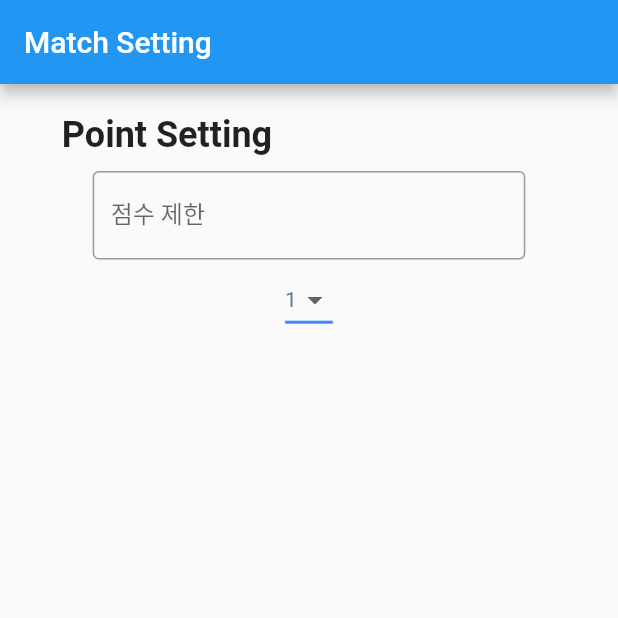
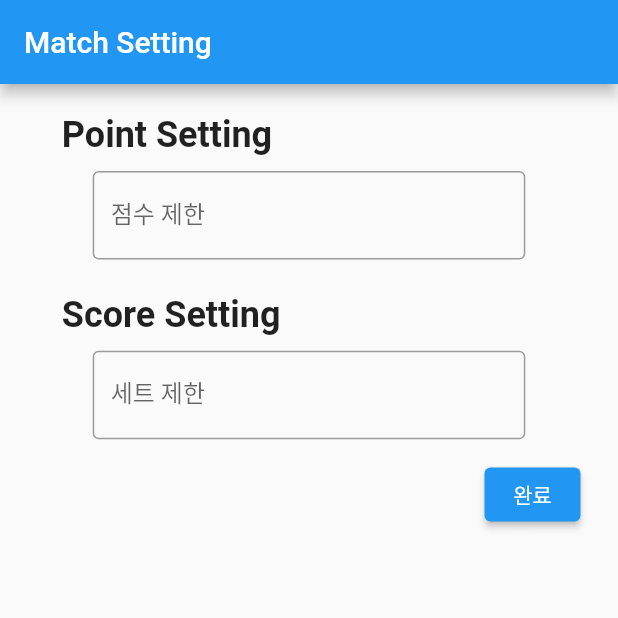
Before and after one commit to raonlast/flutter_badmintonApp, a Flutter app: the screen it shows after launch, on a phone screen of 412 x 824 dp, the top half of it. Run offline on Flutter 3.47's test engine with Material 2 defaults, Android fonts, the phone set to English and light mode, and no system bars.

Commit message:
Feat: 게임 세팅 페이지 input 구현
text, number 오류로 인해 카운터로 리펙토링 예정

```diff
--- a/lib/providers/counter.dart
+++ b/lib/providers/counter.dart
@@ -0,0 +1,6 @@
+
+import 'package:flutter/material.dart';
+
+class Counter with ChangeNotifier {
+
+}
--- /dev/null
+++ b/lib/providers/gameSetting.dart
@@ -0,0 +1,19 @@
+import 'package:flutter/material.dart';
+
+class GameSetting with ChangeNotifier {
+  int _maxPoint = 0;
+  int _maxScore = 0;
+
+  int get getPoint => _maxPoint;
+  int get getScore => _maxScore;
+
+  void updateMaxPoint(int value) {
+    _maxPoint = value;
+    notifyListeners();
+  }
+
+  void updateMaxScore(int value) {
+    _maxScore = value;
+    notifyListeners();
+  }
+}
--- a/lib/score_board.dart
+++ b/lib/score_board.dart
@@ -119,7 +119,7 @@ class _ScoreBoardState extends State<ScoreBoard> {
   @override
   Widget build(BuildContext context) {
     SystemChrome.setPreferredOrientations(
-        [DeviceOrientation.landscapeLeft, DeviceOrientation.landscapeRight]);
+      [DeviceOrientation.landscapeLeft, DeviceOrientation.landscapeRight]);
     //반응형
     // final deviceWidth = MediaQuery.of(context).size.width;
 
--- a/lib/setting_page.dart
+++ b/lib/setting_page.dart
@@ -1,7 +1,6 @@
 import 'package:flutter/material.dart';
-import 'package:provider/provider.dart';
-
-class MaxPoints with ChangeNotifier {}
+import 'package:flutter_application_1/score_board.dart';
+import 'package:flutter/services.dart';
 
 class SettingPage extends StatefulWidget {
   const SettingPage({Key? key}) : super(key: key);
@@ -11,23 +10,47 @@ class SettingPage extends StatefulWidget {
 }
 
 class _SettingPageState extends State<SettingPage> {
-  String dropdownValue = '1';
+  // String dropdownValue = '1';
+
+  @override
+  void initState() {
+    super.initState();
+  }
+
+  // String inputMaxPoint = "";
+  // String inputMaxScore = "";
+  final inputMaxPoint = TextEditingController();
+  final inputMaxScore = TextEditingController();
+
+  // var _selectecSetScore = 1;
+  // final _setScore = <int>[1, 2, 3, 4, 5];
 
   @override
   Widget build(BuildContext context) {
+    // SystemChrome.setPreferredOrientations([DeviceOrientation.portraitUp]);
     //앱을 실행시킨 기기의 width & height
     final deviceWidth = MediaQuery.of(context).size.width;
     final deviceHeight = MediaQuery.of(context).size.height;
-
-    var _selectecSetScore = 1;
-    final _setScore = <int>[1, 2, 3, 4, 5];
 
     return Scaffold(
       appBar: AppBar(
         title: Text("Match Setting"),
       ),
-      body: Column(
+      body: GestureDetector(
+        onTap: () => FocusScope.of(context).unfocus(),
+        child: SingleChildScrollView(
+          child: Column(
             children: [
+              // Row(
+              //   children: [
+              //     Icon(
+              //       Icons.remove,
+              //       color: Colors.blue,
+              //       size: 20,
+              //     )
+              //   ],
+              // ),
+
               Container(
                 width: deviceWidth * 0.8,
                 margin: EdgeInsets.fromLTRB(0, 20, 0, 10),
@@ -38,7 +61,8 @@ class _SettingPageState extends State<SettingPage> {
                     Text(
                       "Point Setting",
                       textAlign: TextAlign.center,
-                  style: TextStyle(fontSize: 24, fontWeight: FontWeight.bold),
+                      style:
+                          TextStyle(fontSize: 24, fontWeight: FontWeight.bold),
                     ),
                   ],
                 ),
@@ -49,6 +73,13 @@ class _SettingPageState extends State<SettingPage> {
                   width: deviceWidth * 0.7,
                   height: deviceWidth * 0.15,
                   child: TextField(
+                    controller: inputMaxPoint,
+                    keyboardType: TextInputType.number,
+                    // onChanged: (text) {
+                    //   setState(() {
+                    //     inputMaxPoint = text;
+                    //   });
+                    // },
                     decoration: InputDecoration(
                       border: OutlineInputBorder(),
                       labelText: '점수 제한',
@@ -56,45 +87,102 @@ class _SettingPageState extends State<SettingPage> {
                   ),
                 ),
               ),
-          DropdownButton(
-            value: dropdownValue,
-            elevation: 16,
-            style: const TextStyle(color: Colors.blueGrey),
-            underline: Container(
-              width: 30,
-              height: 2,
-              color: Colors.blueAccent,
+              Container(
+                width: deviceWidth * 0.8,
+                margin: EdgeInsets.fromLTRB(0, 20, 0, 10),
+                child: Row(
+                  mainAxisAlignment: MainAxisAlignment.start,
+                  crossAxisAlignment: CrossAxisAlignment.center,
+                  children: [
+                    Text(
+                      "Score Setting",
+                      textAlign: TextAlign.center,
+                      style:
+                          TextStyle(fontSize: 24, fontWeight: FontWeight.bold),
                     ),
-            onChanged: (String? newValue) {
-              setState(() {
-                dropdownValue = newValue!;
-              });
-            },
-            items: <String>['1', '2', '3', '4', '5']
-                .map<DropdownMenuItem<String>>((String value) {
-              return DropdownMenuItem<String>(
-                value: value,
-                child: Text(value),
-              );
-            }).toList(),
+                  ],
+                ),
+              ),
+              Center(
+                child: Container(
+                  // margin: const EdgeInsets.all(50),
+                  width: deviceWidth * 0.7,
+                  height: deviceWidth * 0.15,
+                  child: TextField(
+                    controller: inputMaxScore,
+                    keyboardType: TextInputType.number,
+                    // onChanged: (text) {
+                    //   setState(() {
+                    //     inputMaxScore = text;
+                    //   });
+                    // },
+                    decoration: InputDecoration(
+                      border: OutlineInputBorder(),
+                      labelText: '세트 제한',
+                    ),
+                  ),
+                ),
               ),
 
-          //int 타입 dropdownButton 에러
-          // DropdownButton<int>(
-          //   value: _selectecSetScore,
-          //   items: _setScore.map<DropdownMenuItem<int>>((int value) {
-          //     return DropdownMenuItem<int>(
+              Row(
+                mainAxisAlignment: MainAxisAlignment.end,
+                crossAxisAlignment: CrossAxisAlignment.center,
+                children: [
+                  Container(
+                    margin: EdgeInsets.fromLTRB(0, 10, 25, 0),
+                    child: ElevatedButton(
+                        onPressed: () {
+                          Navigator.push(
+                            context,
+                            MaterialPageRoute(
+                                builder: (context) => ScoreBoard()),
+                          );
+                        },
+                        child: Text("완료")),
+                  ),
+                ],
+              ),
+              // DropdownButton(
+              //   value: dropdownValue,
+              //   elevation: 16,
+              //   style: const TextStyle(color: Colors.blueGrey),
+              //   underline: Container(
+              //     width: 30,
+              //     height: 2,
+              //     color: Colors.blueAccent,
+              //   ),
+              //   onChanged: (String? newValue) {
+              //     setState(() {
+              //       dropdownValue = newValue!;
+              //     });
+              //   },
+              //   items: <String>['1', '2', '3', '4', '5']
+              //       .map<DropdownMenuItem<String>>((String value) {
+              //     return DropdownMenuItem<String>(
               //       value: value,
               //       child: Text(value),
               //     );
               //   }).toList(),
-          //   onChanged: (int? value) {
+              // ),
+
+              // //int 타입 dropdownButton 에러
+              // DropdownButton(
+              //   value: _selectecSetScore,
+              //   onChanged: (int? newValue) {
               //     setState(() {
-          //       _selectecSetScore = value;
+              //       _selectecSetScore = newValue!;
               //     });
               //   },
+              //   items: _setScore.map((int value) {
+              //     return new DropdownMenuItem(
+              //       value: value,
+              //       child: new Text(value.toString()),
+              //     );
+              //   }).toList(),
               // ),
             ],
+          ),
+        ),
       ),
     );
   }
--- a/pubspec.yaml
+++ b/pubspec.yaml
@@ -36,7 +36,6 @@ dependencies:
   cupertino_icons: ^1.0.2
   flip_card: ^0.6.0
   flip_panel: ^1.0.1
-  flutter_provider: ^2.1.0
   provider: ^6.0.1
 
 dev_dependencies:
```
Also changed, not shown: pubspec.lock. Lines whose indentation alone changed are shown as unchanged.
